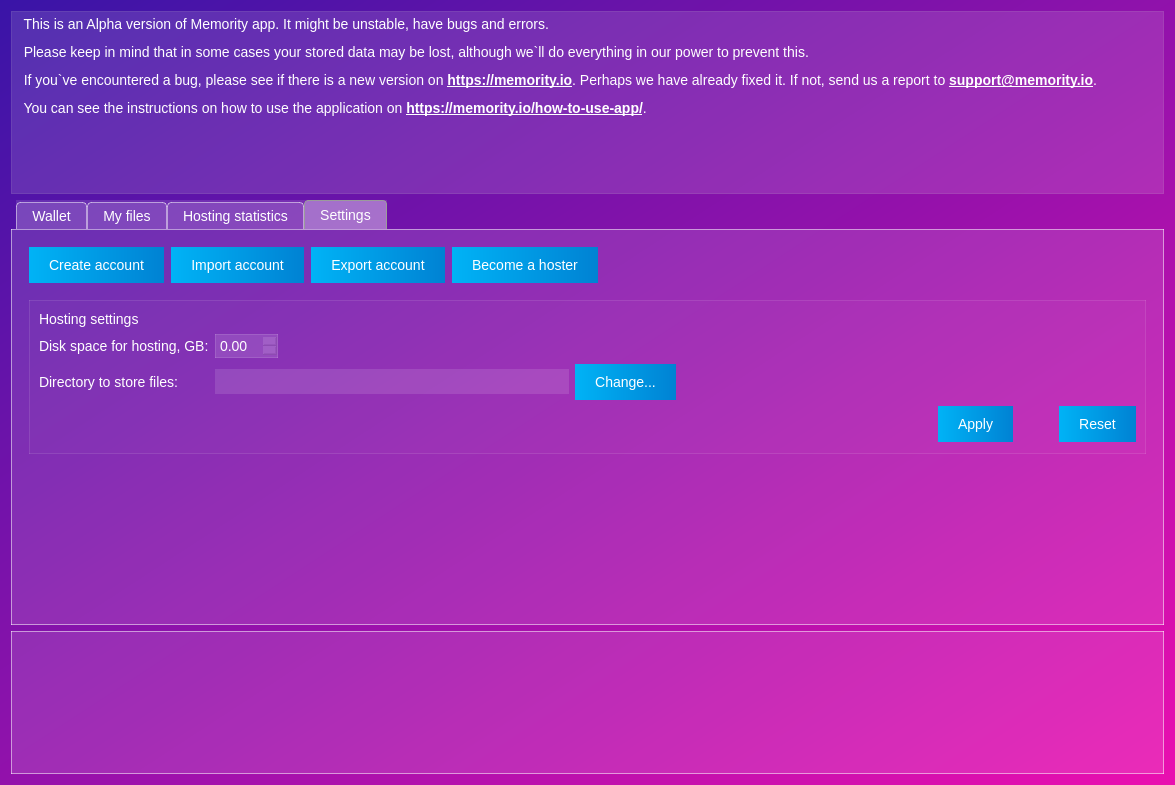
Old version of the form memority/gui/ui/main.ui in the repository Memority/memority.
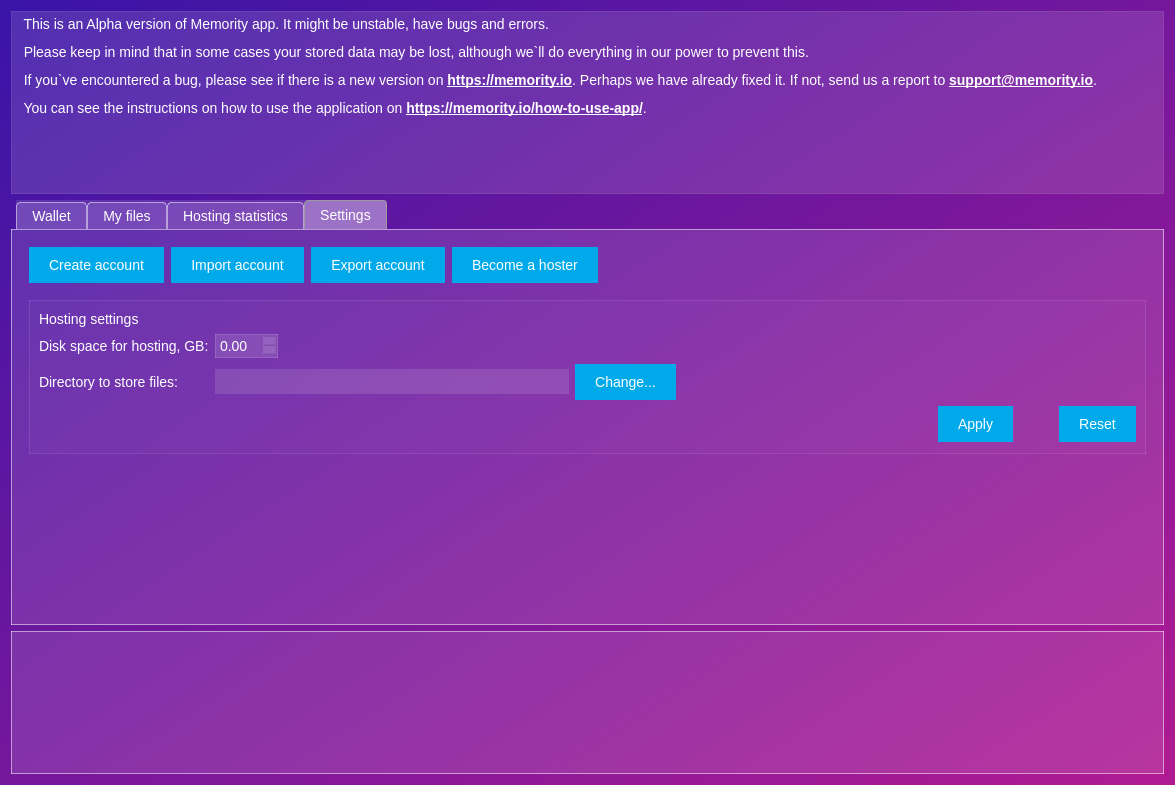
New version of the form. The open tabs and pages were chosen to show the change. Icons and pictures are not drawn.

The edit to the form file:
```diff
--- a/memority/gui/ui/main.ui
+++ b/memority/gui/ui/main.ui
@@ -65,7 +65,7 @@
     margin-top: 2px; /* make non-selected tabs look smaller */
 }
 QWidget{
-background: qlineargradient(spread:pad, x1:0, y1:0, x2:0.9801, y2:1, stop:0 rgba(57, 20, 167, 255), stop:0.995025 rgba(232, 15, 175, 255));
+background: qlineargradient(spread:pad, x1:0, y1:0, x2:0.9801, y2:1, stop:0 rgba(57, 20, 167, 255), stop:0.995025 rgb(175, 26, 146));
 }
 *{
 color: #fff;
@@ -805,8 +805,8 @@
            <rect>
             <x>0</x>
             <y>0</y>
-            <width>1139</width>
-            <height>400</height>
+            <width>1151</width>
+            <height>436</height>
            </rect>
           </property>
           <layout class="QVBoxLayout" name="verticalLayout_10">
@@ -825,7 +825,7 @@
               <widget class="QPushButton" name="create_account_btn">
                <property name="styleSheet">
                 <string notr="true">QPushButton{
-background: qlineargradient(spread:pad, x1:0, y1:0, x2:1, y2:0, stop:0 rgba(0, 179, 246, 255), stop:1 rgba(0, 130, 211, 255));
+background: rgb(0, 170, 234);
 border: none;
 padding: 10px 20px;
 }
@@ -844,7 +844,7 @@
               <widget class="QPushButton" name="import_account_btn">
                <property name="styleSheet">
                 <string notr="true">QPushButton{
-background: qlineargradient(spread:pad, x1:0, y1:0, x2:1, y2:0, stop:0 rgba(0, 179, 246, 255), stop:1 rgba(0, 130, 211, 255));
+background: rgb(0, 170, 234);
 border: none;
 padding: 10px 20px;
 }
@@ -863,7 +863,7 @@
               <widget class="QPushButton" name="export_account_btn">
                <property name="styleSheet">
                 <string notr="true">QPushButton{
-background: qlineargradient(spread:pad, x1:0, y1:0, x2:1, y2:0, stop:0 rgba(0, 179, 246, 255), stop:1 rgba(0, 130, 211, 255));
+background: rgb(0, 170, 234);
 border: none;
 padding: 10px 20px;
 }
@@ -882,7 +882,7 @@
               <widget class="QPushButton" name="become_hoster_btn">
                <property name="styleSheet">
                 <string notr="true">QPushButton{
-background: qlineargradient(spread:pad, x1:0, y1:0, x2:1, y2:0, stop:0 rgba(0, 179, 246, 255), stop:1 rgba(0, 130, 211, 255));
+background: rgb(0, 170, 234);
 border: none;
 padding: 10px 20px;
 }
@@ -1028,7 +1028,7 @@
                    <widget class="QPushButton" name="directory_change_btn">
                     <property name="styleSheet">
                      <string notr="true">QPushButton{
-background: qlineargradient(spread:pad, x1:0, y1:0, x2:1, y2:0, stop:0 rgba(0, 179, 246, 255), stop:1 rgba(0, 130, 211, 255));
+background: rgb(0, 170, 234);
 border: none;
 padding: 10px 20px;
 }
@@ -1066,7 +1066,7 @@
                  <widget class="QPushButton" name="settings_apply_btn">
                   <property name="styleSheet">
                    <string notr="true">QPushButton{
-background: qlineargradient(spread:pad, x1:0, y1:0, x2:1, y2:0, stop:0 rgba(0, 179, 246, 255), stop:1 rgba(0, 130, 211, 255));
+background: rgb(0, 170, 234);
 border: none;
 padding: 10px 20px;
 }
@@ -1101,7 +1101,7 @@
                  <widget class="QPushButton" name="settings_reset_btn">
                   <property name="styleSheet">
                    <string notr="true">QPushButton{
-background: qlineargradient(spread:pad, x1:0, y1:0, x2:1, y2:0, stop:0 rgba(0, 179, 246, 255), stop:1 rgba(0, 130, 211, 255));
+background: rgb(0, 170, 234);
 border: none;
 padding: 10px 20px;
 }
```
Left out of the diff: 33 changed lines with no effect on the pictures.
